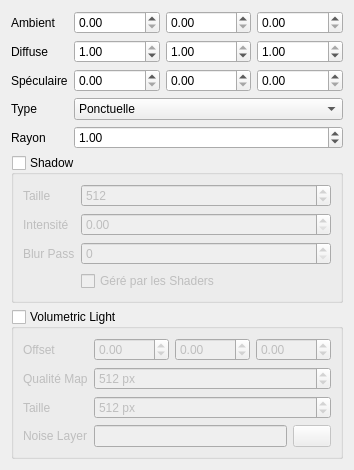
Old version of the form sources/light.ui in the repository b4n92uid/theball-editor.
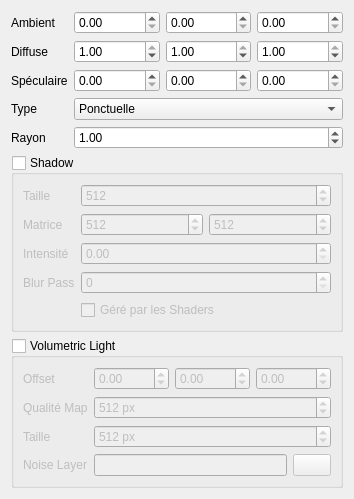
New version of the form. Icons and pictures are not drawn.

Patch:
```diff
--- a/sources/light.ui
+++ b/sources/light.ui
@@ -7,7 +7,7 @@
     <x>0</x>
     <y>0</y>
     <width>310</width>
-    <height>433</height>
+    <height>467</height>
    </rect>
   </property>
   <property name="windowTitle">
@@ -209,13 +209,6 @@
         </property>
        </widget>
       </item>
-      <item row="2" column="0">
-       <widget class="QLabel" name="label_47">
-        <property name="text">
-         <string>Blur Pass</string>
-        </property>
-       </widget>
-      </item>
       <item row="0" column="1">
        <widget class="QSpinBox" name="shadow_size">
         <property name="maximum">
@@ -229,10 +222,44 @@
         </property>
        </widget>
       </item>
-      <item row="2" column="1">
-       <widget class="QSpinBox" name="shadow_blur"/>
-      </item>
       <item row="1" column="1">
+       <layout class="QHBoxLayout" name="horizontalLayout">
+        <item>
+         <widget class="QSpinBox" name="shadow_ortho_x">
+          <property name="maximum">
+           <number>999999</number>
+          </property>
+          <property name="singleStep">
+           <number>8</number>
+          </property>
+          <property name="value">
+           <number>512</number>
+          </property>
+         </widget>
+        </item>
+        <item>
+         <widget class="QSpinBox" name="shadow_ortho_y">
+          <property name="maximum">
+           <number>999999</number>
+          </property>
+          <property name="singleStep">
+           <number>8</number>
+          </property>
+          <property name="value">
+           <number>512</number>
+          </property>
+         </widget>
+        </item>
+       </layout>
+      </item>
+      <item row="1" column="0">
+       <widget class="QLabel" name="label_49">
+        <property name="text">
+         <string>Matrice</string>
+        </property>
+       </widget>
+      </item>
+      <item row="2" column="1">
        <widget class="QDoubleSpinBox" name="shadow_intensity">
         <property name="maximum">
          <double>1.000000000000000</double>
@@ -242,14 +269,24 @@
         </property>
        </widget>
       </item>
-      <item row="1" column="0">
+      <item row="3" column="1">
+       <widget class="QSpinBox" name="shadow_blur"/>
+      </item>
+      <item row="2" column="0">
        <widget class="QLabel" name="label_48">
         <property name="text">
          <string>Intensité</string>
         </property>
        </widget>
       </item>
-      <item row="3" column="1">
+      <item row="3" column="0">
+       <widget class="QLabel" name="label_47">
+        <property name="text">
+         <string>Blur Pass</string>
+        </property>
+       </widget>
+      </item>
+      <item row="4" column="1">
        <widget class="QCheckBox" name="shadow_shader">
         <property name="text">
          <string>Géré par les Shaders</string>
```
